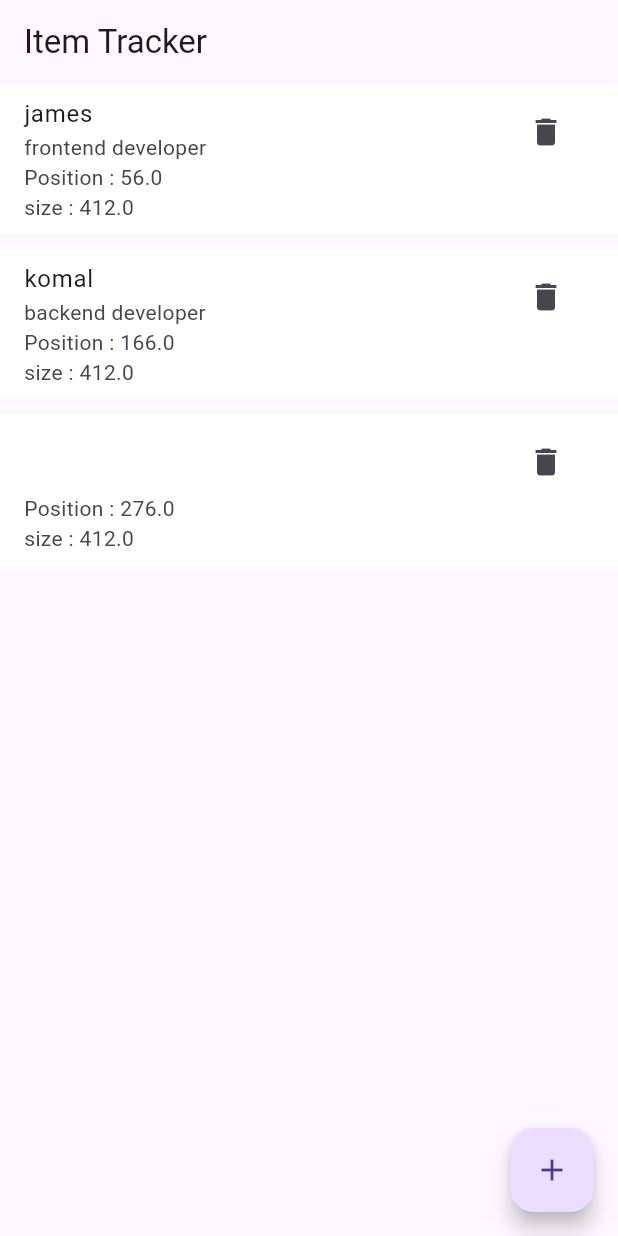
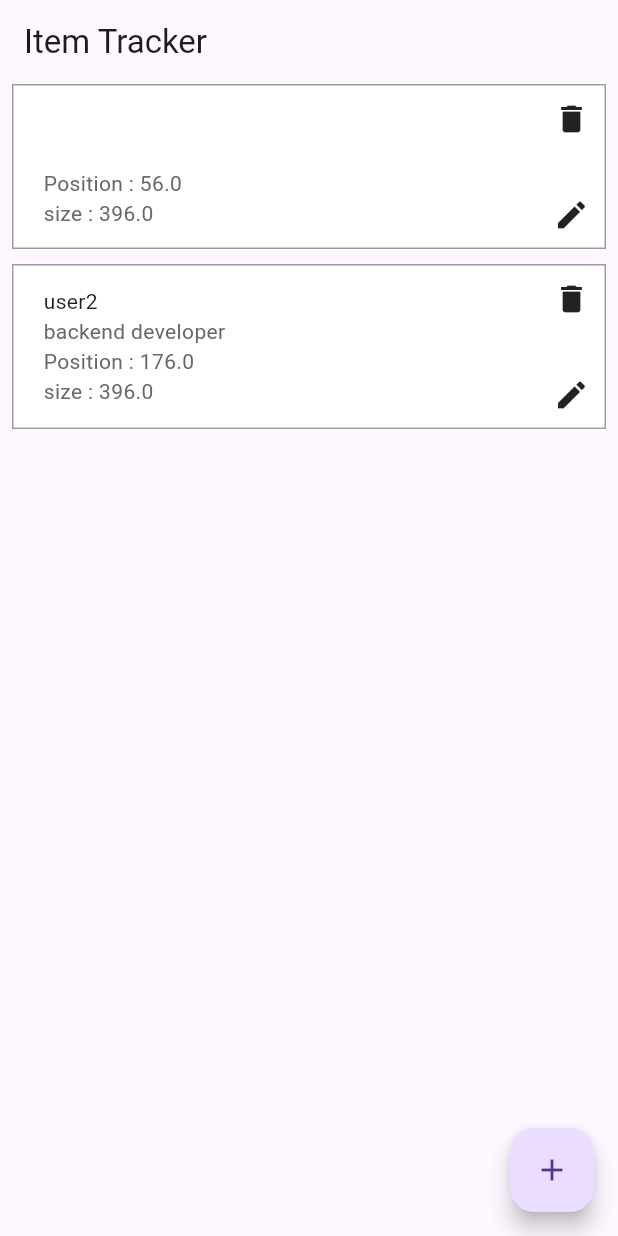
Before and after one commit to JamesGeorge98/flutter_item_tracker, a Flutter app: the ItemForm widget shown alone on an empty page, opened directly, after a tap on "Add", on a phone screen of 412 x 824 dp. Run offline on Flutter 3.47's test engine with Material 3 defaults, Android fonts, the phone set to English and light mode, and no system bars.

Commit message:
added item item edit

```diff
--- a/lib/app.dart
+++ b/lib/app.dart
@@ -26,6 +26,8 @@
   Widget build(BuildContext context) {
     const title = kIsWeb ? 'Item Tracker Web' : 'Item Tracker';
     return const MaterialApp(
+      // debugShowMaterialGrid: true,
+
       debugShowCheckedModeBanner: false,
       title: title,
       home: ItemView(),
--- a/lib/src/items_list/item_view.dart
+++ b/lib/src/items_list/item_view.dart
@@ -3,6 +3,7 @@
 import 'package:flutter_item_tracker/src/items_list/items_model.dart';
 import 'package:flutter_item_tracker/src/items_list/items_provider.dart';
 import 'package:flutter_item_tracker/src/items_list/views/item_form.dart';
+import 'package:flutter_item_tracker/src/widgets/gap.dart';
 import 'package:provider/provider.dart';
 
 class ItemView extends StatefulWidget {
@@ -80,12 +81,15 @@
       );
     }
 
-    return ListView.separated(
+    return Padding(
+      padding: const EdgeInsets.symmetric(horizontal: 8),
+      child: ListView.separated(
         shrinkWrap: true,
         itemCount: data.length,
         itemBuilder: (context, index) => list(data[index], index),
         separatorBuilder: (context, index) => const SizedBox(
           height: 10,
+        ),
       ),
     );
   }
@@ -94,41 +98,69 @@
     final position = ValueNotifier<double>(0);
     final size = ValueNotifier<double>(0);
 
+    const style = TextStyle(
+      color: Color.fromARGB(255, 104, 103, 103),
+    );
+
     WidgetsBinding.instance.addPostFrameCallback((timeStamp) {
       position.value = getWidgetPosition(index);
       size.value = getWidgetSize(index);
     });
-    return SizedBox(
-      width: index.isEven ? 200 : double.infinity,
-      child: ListTile(
+    return Container(
+      padding: const EdgeInsets.fromLTRB(20, 10, 10, 10),
       key: currentPostionKey[index],
-        tileColor: Colors.white,
-
-        title: Text(model.name ?? 'Name'),
-        subtitle: Column(
+      decoration: BoxDecoration(
+        color: Colors.white,
+        border: Border.all(color: Colors.grey),
+      ),
+      child: Row(
+        children: [
+          Column(
             crossAxisAlignment: CrossAxisAlignment.start,
             children: [
-            Text(model.desc ?? 'Desc'),
+              Text(model.name ?? 'Name'),
+              Text(
+                model.desc ?? 'Desc',
+                style: style,
+              ),
               ValueListenableBuilder(
                 valueListenable: position,
-              builder: (context, value, child) =>
-                  Text('Position : ${position.value}'),
+                builder: (context, value, child) => Text(
+                  'Position : ${position.value}',
+                  style: style,
+                ),
               ),
               ValueListenableBuilder(
                 valueListenable: size,
-              builder: (context, value, child) => Text('size : ${size.value}'),
+                builder: (context, value, child) => Text(
+                  'size : ${size.value}',
+                  style: style,
+                ),
               ),
             ],
           ),
-        isThreeLine: true,
-        trailing: IconButton(
-          onPressed: () {
+          const Spacer(),
+          Column(
+            crossAxisAlignment: CrossAxisAlignment.start,
+            children: [
+              InkWell(
+                onTap: () {
                   if (model.id != null && model.id != '') {
                     context.read<ItemsProvider>().removeItem(id: model.id!);
                   }
                 },
-          icon: const Icon(Icons.delete),
+                child: const Icon(Icons.delete),
               ),
+              const Gap(40),
+              InkWell(
+                onTap: () {
+                  openForm(model);
+                },
+                child: const Icon(Icons.edit),
+              ),
+            ],
+          ),
+        ],
       ),
     );
   }
@@ -140,7 +172,7 @@
     );
   }
 
-  void openForm() {
+  void openForm([ItemsModel? model]) {
     var width = 300.0;
     if (context.size != null) {
       width = context.size!.width * 0.4;
@@ -151,7 +183,7 @@
         builder: (context) => AlertDialog(
           content: SizedBox(
             width: width,
-            child: const ItemForm(),
+            child: ItemForm(itemsModel: model),
           ),
         ),
       );
@@ -167,7 +199,7 @@
           top: Radius.circular(20),
         ),
       ),
-      builder: (context) => const ItemForm(),
+      builder: (context) => ItemForm(itemsModel: model),
     );
   }
 }
--- a/lib/src/items_list/items_provider.dart
+++ b/lib/src/items_list/items_provider.dart
@@ -16,7 +16,6 @@
       setLoader();
       await Future<void>.delayed(Duration.zero);
       final data = await _itemsRepository.fetchItems();
-      print(data);
       itemsList
         ..clear()
         ..addAll(data);
@@ -27,11 +26,18 @@
     }
   }
 
-  Future<void> addItems({required ItemsModel model}) async {
+  Future<void> putItems({required ItemsModel model}) async {
     try {
       model.id ??= generateID();
       await Future<void>.delayed(Duration.zero);
-      _itemsRepository.itemsList.add(model);
+      if (_itemsRepository.itemsList.contains(model)) {
+        final index = _itemsRepository.itemsList.indexWhere(
+          (element) => element.id == model.id,
+        );
+        _itemsRepository.itemsList[index] = model;
+      } else {
+        _itemsRepository.itemsList.add(model);
+      }
     } catch (e) {
       throw Exception('Error while adding data');
     } finally {
--- a/lib/src/items_list/items_repo.dart
+++ b/lib/src/items_list/items_repo.dart
@@ -13,12 +13,12 @@
 
   List<JSON> get _initialData => <JSON>[
         {
-          'name': 'james',
+          'name': 'usser1',
           'desc': 'frontend developer',
           'id': generateID(),
         },
         {
-          'name': 'komal',
+          'name': 'user2',
           'desc': 'backend developer',
           'id': generateID(),
         },
--- a/lib/src/items_list/views/item_form.dart
+++ b/lib/src/items_list/views/item_form.dart
@@ -5,7 +5,9 @@
 import 'package:provider/provider.dart';
 
 class ItemForm extends StatefulWidget {
-  const ItemForm({super.key});
+  const ItemForm({super.key, this.itemsModel});
+
+  final ItemsModel? itemsModel;
 
   @override
   State<ItemForm> createState() => _ItemFormState();
@@ -15,11 +17,18 @@
   late final TextEditingController nameController;
   late final TextEditingController descController;
 
+  late final itemsModel = widget.itemsModel;
+
   @override
   void initState() {
     super.initState();
     nameController = TextEditingController();
     descController = TextEditingController();
+
+    if (itemsModel != null) {
+      nameController.text = itemsModel?.name ?? 'name';
+      descController.text = itemsModel?.desc ?? 'name';
+    }
   }
 
   @override
@@ -58,8 +67,9 @@
                   final model = ItemsModel(
                     name: nameController.text,
                     desc: descController.text,
+                    id: itemsModel?.id,
                   );
-                  await context.read<ItemsProvider>().addItems(model: model);
+                  await context.read<ItemsProvider>().putItems(model: model);
                   if (context.mounted) {
                     Navigator.pop(context);
                   }
```
Also changed, not shown: 1 other file. Lines whose indentation alone changed are shown as unchanged.
